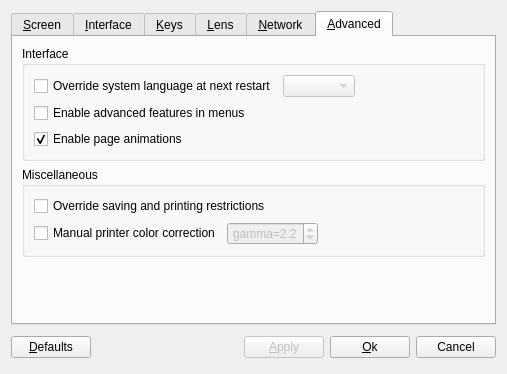
Before: the Qt Designer form src/qdjviewprefsdialog.ui in barak/djview4, drawn with Qt 5.
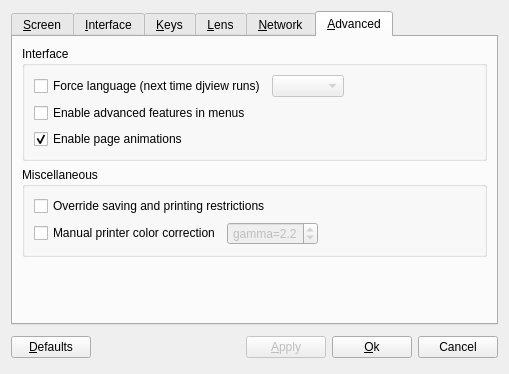
After: the same form once the commit is applied. The open tabs and pages were chosen to show the change. Custom widgets are drawn as their Qt base class.

Commit message: changed interface text.

Diff of the .ui file:
```diff
--- a/src/qdjviewprefsdialog.ui
+++ b/src/qdjviewprefsdialog.ui
@@ -6,7 +6,7 @@
    <rect>
     <x>0</x>
     <y>0</y>
-    <width>507</width>
+    <width>509</width>
     <height>374</height>
    </rect>
   </property>
@@ -1066,7 +1066,7 @@
             <item>
              <widget class="QCheckBox" name="languageCheckBox">
               <property name="text">
-               <string>Override system language at next restart</string>
+               <string>Force language (next time djview runs)</string>
               </property>
              </widget>
             </item>
```
The commit also changes 6 other files.
